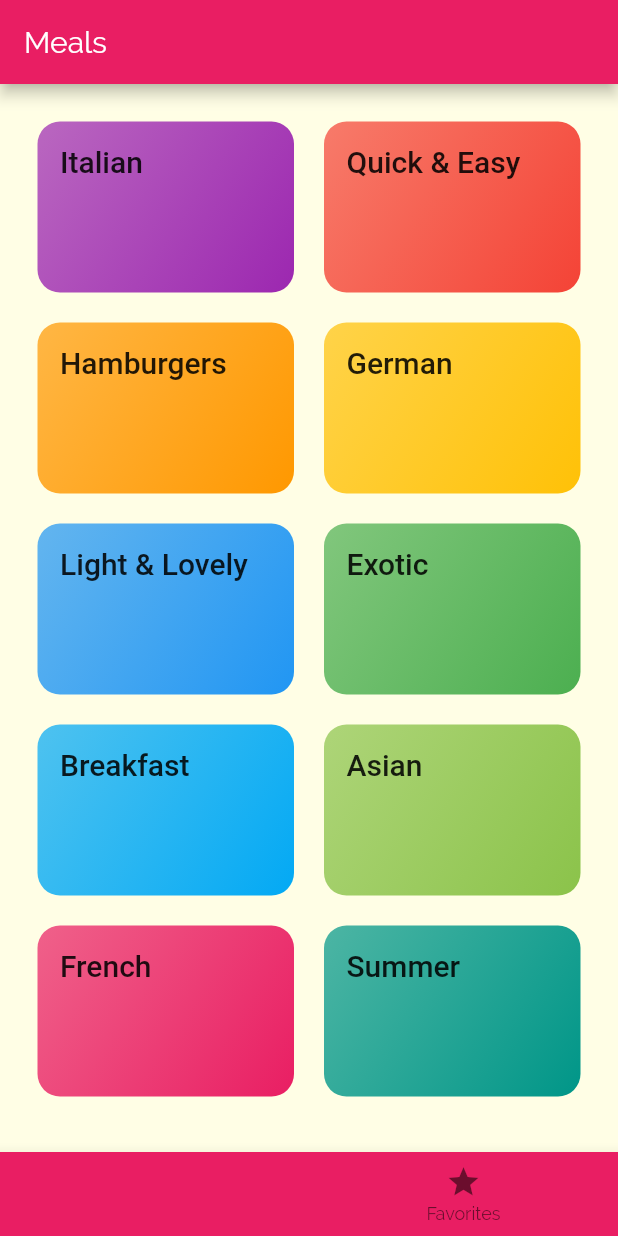
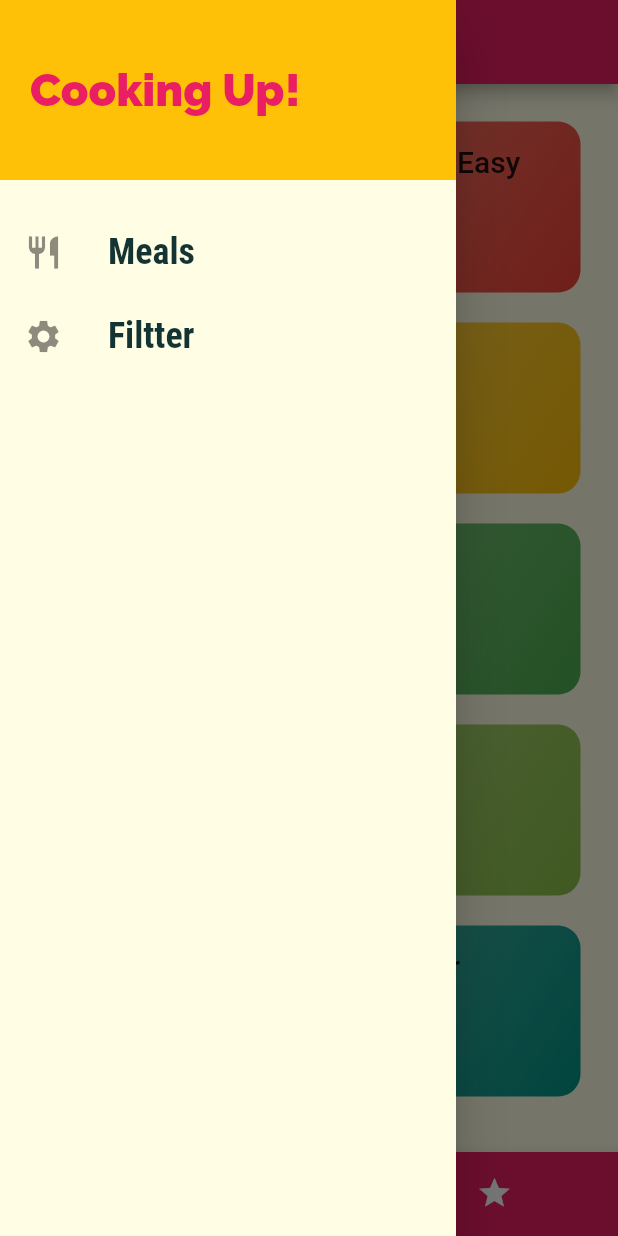
Before and after one commit to mondoraemon/flutter_multi_page, a Flutter app: the screen it shows after launch, with the side drawer open (before the commit the screen has no drawer), on a phone screen of 412 x 824 dp. Run offline on Flutter 3.47's test engine with Material 2 defaults, Android fonts, the phone set to English and light mode, and no system bars; Roboto replaces fonts that are missing (RobotoCondened).

Commit message:
Adding Drawer

```diff
--- a/lib/main.dart
+++ b/lib/main.dart
@@ -1,8 +1,9 @@
 import 'package:flutter/material.dart';
-import './screens/categories_screen.dart';
+// import './screens/categories_screen.dart';
 import './screens/category_meals_screen.dart';
 import './screens/meal_detail_screen.dart';
 import './screens/tabs_screen.dart';
+import './screens/filtter_screen.dart';
 void main() => runApp(MyApp());
 
 class MyApp extends StatelessWidget {
@@ -20,44 +21,44 @@ class MyApp extends StatelessWidget {
               body1: TextStyle(color: Color.fromRGBO(20, 51, 51, 1)),
               body2: TextStyle(color: Color.fromRGBO(20, 51, 51, 1)),
               title: TextStyle(fontSize: 20, fontFamily: 'RobotoCondened'))),
-      // home: CategoriesScreen(),
-      initialRoute: '/',
+      home: TabsScreen(),
+      // initialRoute: '/',
       routes: {
-        '/': (ctx) =>  TabsScreen(),
+        // '/': (ctx) =>  TabsScreen(),
         CategoryMealScreen.rountName: (ctx) => CategoryMealScreen(),
         MealDetailScreen.rountName: (ctx) => MealDetailScreen(),
+        FiltersScreen.rountName: (ctx) => FiltersScreen(),
       },
-      onGenerateRoute: (settings) {
-        print(settings.arguments);
-        // if(settings.name == '/meal-detail') {
-        //   return null;
-        // } else if (settings.name == '/something-else'){
-        //   return null;
-        // }
-        // return MaterialPageRoute(builder: (ctx) => CategoriesScreen());
-      },
+      // onGenerateRoute: (settings) {
+      //   print(settings.arguments);
+      //   if(settings.name == '/meal-detail') {
+      //     return null;
+      //   } else if (settings.name == '/something-else'){
+      //     return null;
+      //   }
+      //   return MaterialPageRoute(builder: (ctx) => CategoriesScreen());
+      // },
       onUnknownRoute: (settings) {
         print(settings.arguments);
-        return MaterialPageRoute(builder: (ctx) => CategoriesScreen());
-
+        return MaterialPageRoute(builder: (ctx) => TabsScreen());
       },
     );
   }
 }
 
-class MyHomePage extends StatefulWidget {
-  @override
-  _MyHomePageState createState() => _MyHomePageState();
-}
+// class MyHomePage extends StatefulWidget {
+//   @override
+//   _MyHomePageState createState() => _MyHomePageState();
+// }
 
-class _MyHomePageState extends State<MyHomePage> {
-  @override
-  Widget build(BuildContext context) {
-    return Scaffold(
-      appBar: AppBar(
-        title: Text('DeliMeals'),
-      ),
-      body: Center(child: Text('Navigation Time!')),
-    );
-  }
-}
+// class _MyHomePageState extends State<MyHomePage> {
+//   @override
+//   Widget build(BuildContext context) {
+//     return Scaffold(
+//       appBar: AppBar(
+//         title: Text('DeliMeals'),
+//       ),
+//       body: Center(child: Text('Navigation Time!')),
+//     );
+//   }
+// }
--- /dev/null
+++ b/lib/screens/filtter_screen.dart
@@ -0,0 +1,14 @@
+import 'package:flutter/material.dart';
+
+class FiltersScreen extends StatelessWidget {
+  static String rountName = '/filters';
+  @override
+  Widget build(BuildContext context) {
+    return Scaffold(
+      appBar: AppBar(title: Text('Filters'),),
+      body: Center(
+        child: Text('Filters!'),
+      ),
+    );
+  }
+}
--- a/lib/screens/tabs_screen.dart
+++ b/lib/screens/tabs_screen.dart
@@ -1,3 +1,5 @@
+import '../widgets/main_drawer.dart';
+
 import '../screens/favorites_screen.dart';
 
 import '../screens/categories_screen.dart';
@@ -9,9 +11,15 @@ class TabsScreen extends StatefulWidget {
 }
 
 class _TabsScreenState extends State<TabsScreen> {
-  List<Widget> _pages = [
-    CategoriesScreen(),
-    FavoritesScreen(),
+  final List<Map<String, Object>> _pages = [
+    {
+      'page': CategoriesScreen(),
+      'title': 'Categoties',
+    },
+    {
+      'page': FavoritesScreen(),
+      'title': 'Your Favorite',
+    },
   ];
 
   int _selectedPageIndex = 0;
@@ -27,24 +35,31 @@ class _TabsScreenState extends State<TabsScreen> {
   Widget build(BuildContext context) {
     return Scaffold(
       appBar: AppBar(
-          title: Text('Meals'),
+        title: Text(_pages[_selectedPageIndex]['title']),
       ),
-        body: _pages[_selectedPageIndex],
+      drawer: MainDrawer(),
+      body: _pages[_selectedPageIndex]['page'],
       bottomNavigationBar: BottomNavigationBar(
         onTap: (index) => _selectPage(index),
         backgroundColor: Theme.of(context).primaryColor,
+        unselectedItemColor: Colors.white,
+        selectedItemColor: Theme.of(context).accentColor,
+        currentIndex: _selectedPageIndex,
+        type: BottomNavigationBarType.shifting,
         items: [
           BottomNavigationBarItem(
+            backgroundColor: Theme.of(context).primaryColor,
             icon: Icon(Icons.category),
             title: Text('Categories'),
           ),
           BottomNavigationBarItem(
+            backgroundColor: Theme.of(context).primaryColor,
             icon: Icon(Icons.star),
             title: Text('Favorites'),
+
           ),
         ],
       ),
-
     );
   }
 }
--- /dev/null
+++ b/lib/widgets/main_drawer.dart
@@ -0,0 +1,64 @@
+import 'package:flutter/material.dart';
+import '../screens/filtter_screen.dart';
+
+class MainDrawer extends StatelessWidget {
+  Widget buildListTile(String title, IconData icon, Function tapHandler) {
+    return ListTile(
+      leading: Icon(
+        icon,
+        size: 26,
+      ),
+      title: Text(
+        title,
+        style: TextStyle(
+          fontFamily: 'RobotoCondensed',
+          fontSize: 24,
+          fontWeight: FontWeight.bold,
+        ),
+      ),
+      onTap: tapHandler,
+    );
+  }
+
+  @override
+  Widget build(BuildContext context) {
+    return Drawer(
+      child: Column(
+        children: <Widget>[
+          Container(
+            height: 120,
+            width: double.infinity,
+            padding: EdgeInsets.all(20),
+            alignment: Alignment.centerLeft,
+            color: Theme.of(context).accentColor,
+            child: Text(
+              'Cooking Up!',
+              style: TextStyle(
+                fontWeight: FontWeight.w900,
+                fontSize: 30,
+                color: Theme.of(context).primaryColor,
+              ),
+            ),
+          ),
+          SizedBox(
+            height: 20,
+          ),
+          buildListTile(
+            'Meals',
+            Icons.restaurant,
+            () {
+              Navigator.of(context).pushNamed('/');
+            },
+          ),
+          buildListTile(
+            'Filtter',
+            Icons.settings,
+            () {
+              Navigator.of(context).pushNamed(FiltersScreen.rountName);
+            },
+          ),
+        ],
+      ),
+    );
+  }
+}
```
Lines whose indentation alone changed are shown as unchanged.
